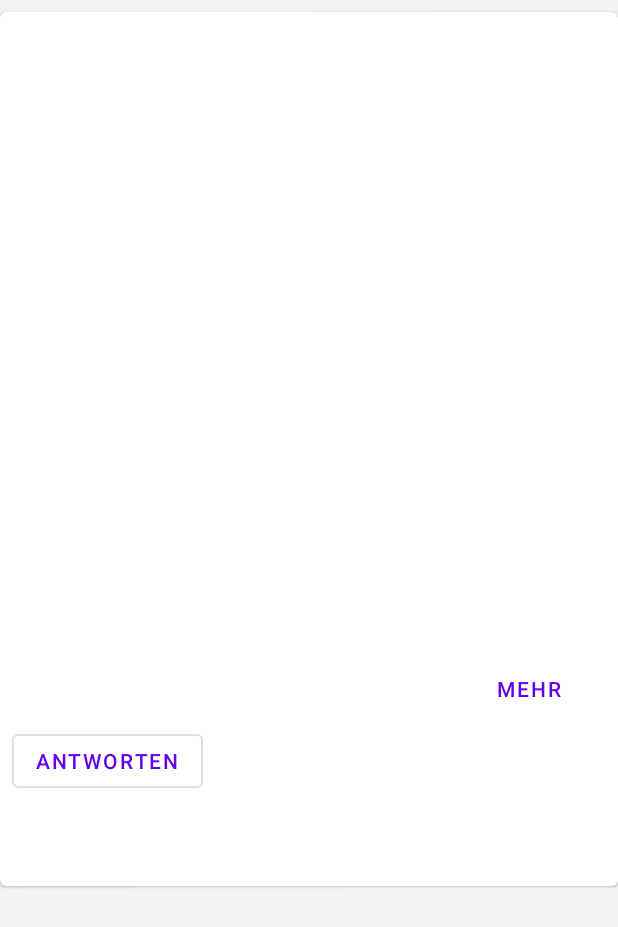
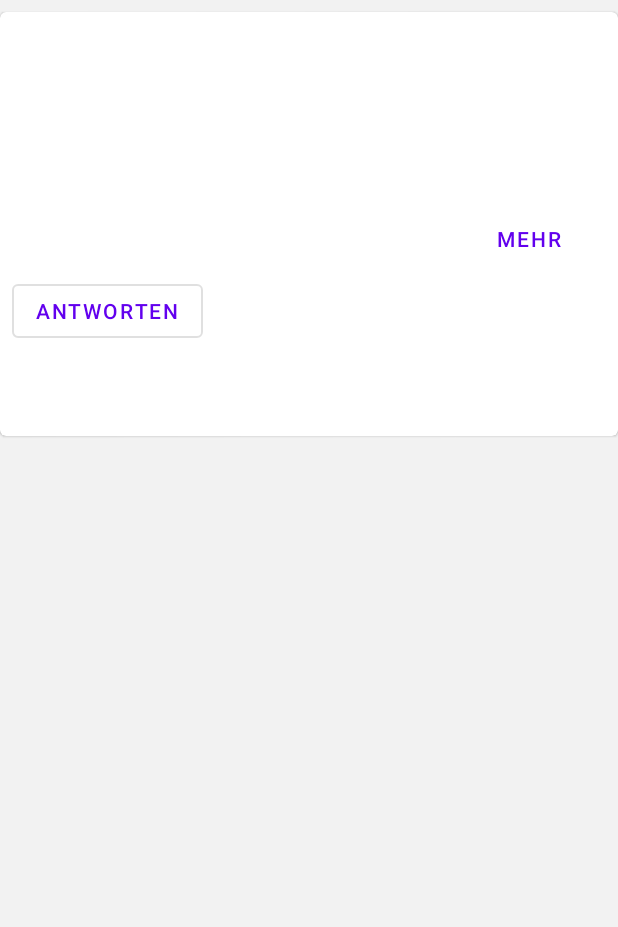
Before and after one commit to AnSrwn/MailingList, an Android app: the layout mail_list_view_item.xml on its own in the app's theme, with its tools: preview values and no code run, on a phone screen of 412 x 824 dp. Shown: the top 927 px of the screen. Run offline under Robolectric (Android 15) with nearby library versions, the phone set to English and light mode, and no system bars.

Commit message:
feat: scale and display image by available width

```diff
--- a/app/src/main/res/layout/image_gallery_item.xml
+++ b/app/src/main/res/layout/image_gallery_item.xml
@@ -9,6 +9,6 @@
         android:layout_height="match_parent"
         android:background="@color/grey"
         android:contentDescription="@string/images"
-        android:scaleType="centerInside" />
+        android:adjustViewBounds="true" />
 
 </LinearLayout>
--- a/app/src/main/res/layout/mail_list_view_item.xml
+++ b/app/src/main/res/layout/mail_list_view_item.xml
@@ -44,7 +44,7 @@
             <androidx.recyclerview.widget.RecyclerView
                 android:id="@+id/imageGallery"
                 android:layout_width="match_parent"
-                android:layout_height="300dp"
+                android:layout_height="wrap_content"
                 android:orientation="horizontal" />
 
             <LinearLayout
```
